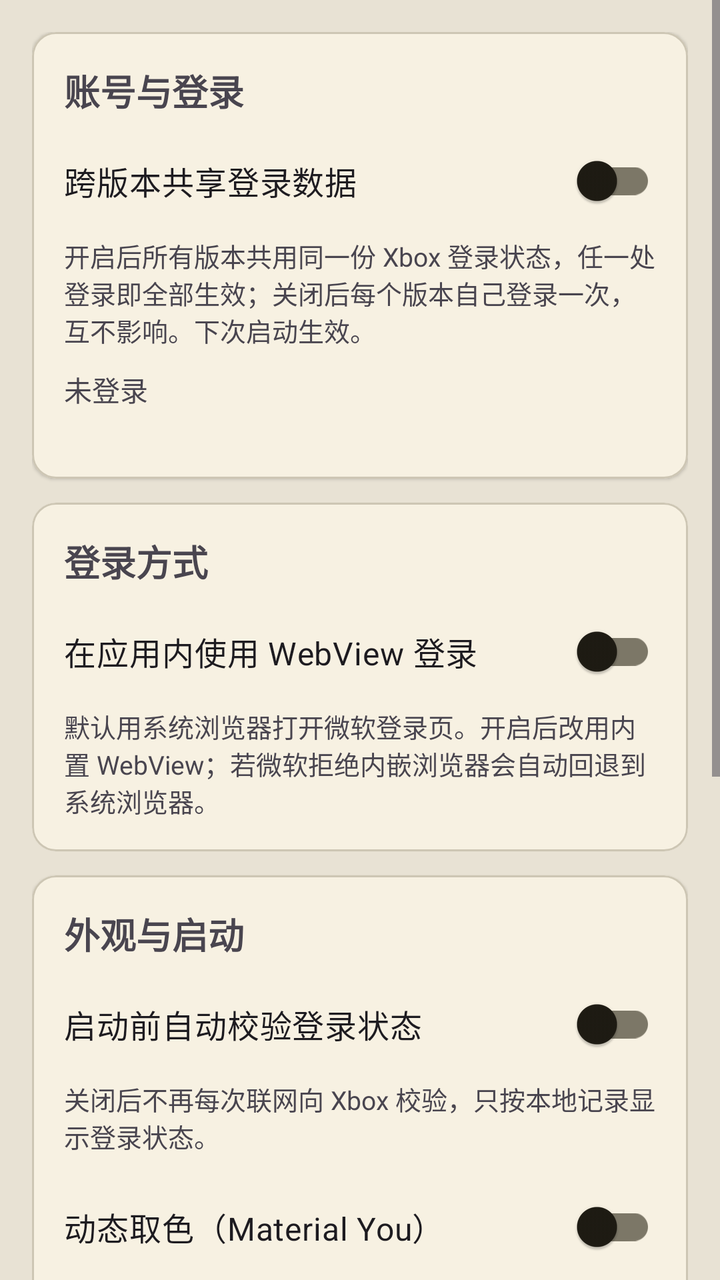
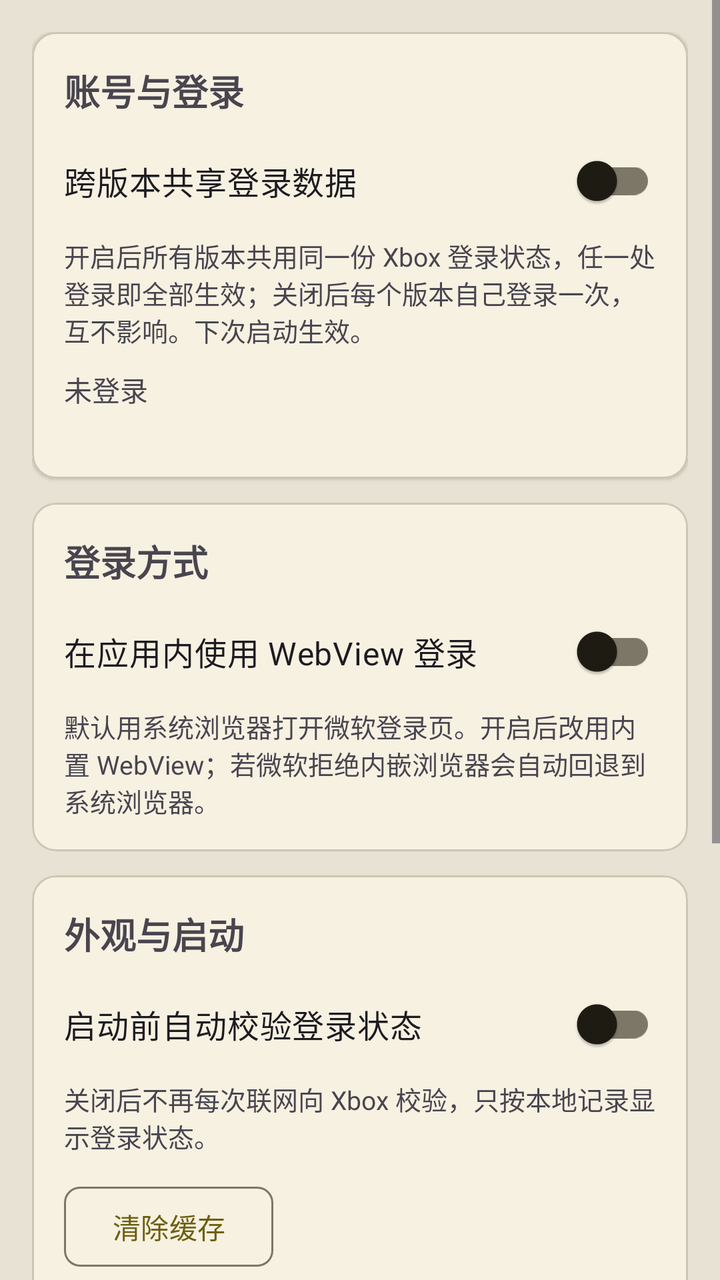

Compare the two renders of this Android layout. The source of the first and the diff that turns it into the second are given below.
<!-- AndroidManifest.xml: application theme AppTheme -->
<!-- res/layout/fragment_setting.xml -->
<?xml version="1.0" encoding="utf-8"?>
<ScrollView xmlns:android="http://schemas.android.com/apk/res/android"
    xmlns:app="http://schemas.android.com/apk/res-auto"
    android:layout_width="match_parent"
    android:layout_height="match_parent"
    android:background="@color/md_theme_surfaceContainerHighest"
    android:fillViewport="true">

    <LinearLayout
        android:layout_width="match_parent"
        android:layout_height="wrap_content"
        android:orientation="vertical"
        android:paddingStart="16dp"
        android:paddingTop="16dp"
        android:paddingEnd="16dp"
        android:paddingBottom="24dp">

        <com.google.android.material.card.MaterialCardView
            android:layout_width="match_parent"
            android:layout_height="wrap_content"
            app:cardCornerRadius="12dp"
            app:cardElevation="1dp">

            <LinearLayout
                android:layout_width="match_parent"
                android:layout_height="wrap_content"
                android:orientation="vertical"
                android:padding="16dp">

                <TextView
                    android:layout_width="wrap_content"
                    android:layout_height="wrap_content"
                    android:text="账号与登录"
                    android:textSize="18sp"
                    android:textStyle="bold" />

                <com.google.android.material.switchmaterial.SwitchMaterial
                    android:id="@+id/identity_share"
                    android:layout_width="match_parent"
                    android:layout_height="wrap_content"
                    android:layout_marginTop="8dp"
                    android:text="跨版本共享登录数据"
                    android:textSize="16sp" />

                <TextView
                    android:id="@+id/identity_summary"
                    android:layout_width="match_parent"
                    android:layout_height="wrap_content"
                    android:layout_marginTop="4dp"
                    android:text="@string/identity_share_summary"
                    android:textColor="?android:attr/textColorSecondary"
                    android:textSize="13sp" />

                <TextView
                    android:id="@+id/account_line"
                    android:layout_width="match_parent"
                    android:layout_height="wrap_content"
                    android:layout_marginTop="10dp"
                    android:text="未登录"
                    android:textSize="14sp" />

                <TextView
                    android:id="@+id/identity_path"
                    android:layout_width="match_parent"
                    android:layout_height="wrap_content"
                    android:layout_marginTop="2dp"
                    android:textIsSelectable="true"
                    android:textSize="12sp"
                    android:typeface="monospace" />
            </LinearLayout>
        </com.google.android.material.card.MaterialCardView>

        <com.google.android.material.card.MaterialCardView
            android:layout_width="match_parent"
            android:layout_height="wrap_content"
            android:layout_marginTop="12dp"
            app:cardCornerRadius="12dp"
            app:cardElevation="1dp">

            <LinearLayout
                android:layout_width="match_parent"
                android:layout_height="wrap_content"
                android:orientation="vertical"
                android:padding="16dp">

                <TextView
                    android:layout_width="wrap_content"
                    android:layout_height="wrap_content"
                    android:text="登录方式"
                    android:textSize="18sp"
                    android:textStyle="bold" />

                <com.google.android.material.switchmaterial.SwitchMaterial
                    android:id="@+id/login_webview"
                    android:layout_width="match_parent"
                    android:layout_height="wrap_content"
                    android:layout_marginTop="8dp"
                    android:text="在应用内使用 WebView 登录"
                    android:textSize="16sp" />

                <TextView
                    android:layout_width="match_parent"
                    android:layout_height="wrap_content"
                    android:layout_marginTop="4dp"
                    android:text="默认用系统浏览器打开微软登录页。开启后改用内置 WebView；若微软拒绝内嵌浏览器会自动回退到系统浏览器。"
                    android:textColor="?android:attr/textColorSecondary"
                    android:textSize="13sp" />
            </LinearLayout>
        </com.google.android.material.card.MaterialCardView>

        <com.google.android.material.card.MaterialCardView
            android:layout_width="match_parent"
            android:layout_height="wrap_content"
            android:layout_marginTop="12dp"
            app:cardCornerRadius="12dp"
            app:cardElevation="1dp">

            <LinearLayout
                android:layout_width="match_parent"
                android:layout_height="wrap_content"
                android:orientation="vertical"
                android:padding="16dp">

                <TextView
                    android:layout_width="wrap_content"
                    android:layout_height="wrap_content"
                    android:text="外观与启动"
                    android:textSize="18sp"
                    android:textStyle="bold" />

                <com.google.android.material.switchmaterial.SwitchMaterial
                    android:id="@+id/auto_validate"
                    android:layout_width="match_parent"
                    android:layout_height="wrap_content"
                    android:layout_marginTop="8dp"
                    android:text="启动前自动校验登录状态"
                    android:textSize="16sp" />

                <TextView
                    android:layout_width="match_parent"
                    android:layout_height="wrap_content"
                    android:layout_marginTop="4dp"
                    android:text="关闭后不再每次联网向 Xbox 校验，只按本地记录显示登录状态。"
                    android:textColor="?android:attr/textColorSecondary"
                    android:textSize="13sp" />

                <com.google.android.material.switchmaterial.SwitchMaterial
                    android:id="@+id/dynamic_color"
                    android:layout_width="match_parent"
                    android:layout_height="wrap_content"
                    android:layout_marginTop="12dp"
                    android:text="动态取色（Material You）"
                    android:textSize="16sp" />

                <TextView
                    android:layout_width="match_parent"
                    android:layout_height="wrap_content"
                    android:layout_marginTop="4dp"
                    android:text="跟随系统壁纸配色，重启应用后生效。"
                    android:textColor="?android:attr/textColorSecondary"
                    android:textSize="13sp" />

                <com.google.android.material.button.MaterialButton
                    android:id="@+id/clear_cache"
                    style="?attr/materialButtonOutlinedStyle"
                    android:layout_width="wrap_content"
                    android:layout_height="wrap_content"
                    android:layout_marginTop="12dp"
                    android:text="清除缓存"
                    app:cornerRadius="8dp" />
            </LinearLayout>
        </com.google.android.material.card.MaterialCardView>

        <com.google.android.material.card.MaterialCardView
            android:layout_width="match_parent"
            android:layout_height="wrap_content"
            android:layout_marginTop="12dp"
            app:cardCornerRadius="12dp"
            app:cardElevation="1dp">

            <LinearLayout
                android:layout_width="match_parent"
                android:layout_height="wrap_content"
                android:orientation="vertical"
                android:padding="16dp">

                <TextView
                    android:layout_width="wrap_content"
                    android:layout_height="wrap_content"
                    android:text="安装与数据"
                    android:textSize="18sp"
                    android:textStyle="bold" />

                <TextView
                    android:id="@+id/version_line"
                    android:layout_width="match_parent"
                    android:layout_height="wrap_content"
                    android:layout_marginTop="8dp"
                    android:text="版本：—"
                    android:textSize="14sp" />

                <TextView
                    android:id="@+id/instance_path"
                    android:layout_width="match_parent"
                    android:layout_height="wrap_content"
                    android:layout_marginTop="2dp"
                    android:textIsSelectable="true"
                    android:textSize="12sp"
                    android:typeface="monospace" />
            </LinearLayout>
        </com.google.android.material.card.MaterialCardView>

        <com.google.android.material.card.MaterialCardView
            android:layout_width="match_parent"
            android:layout_height="wrap_content"
            android:layout_marginTop="12dp"
            app:cardCornerRadius="12dp"
            app:cardElevation="1dp">

            <LinearLayout
                android:layout_width="match_parent"
                android:layout_height="wrap_content"
                android:orientation="vertical"
                android:padding="16dp">

                <TextView
                    android:layout_width="wrap_content"
                    android:layout_height="wrap_content"
                    android:text="运行时"
                    android:textSize="18sp"
                    android:textStyle="bold" />

                <TextView
                    android:id="@+id/runtime_line"
                    android:layout_width="match_parent"
                    android:layout_height="wrap_content"
                    android:layout_marginTop="8dp"
                    android:text="运行时未启动"
                    android:textSize="14sp" />

                <TextView
                    android:id="@+id/hook_line"
                    android:layout_width="match_parent"
                    android:layout_height="wrap_content"
                    android:layout_marginTop="2dp"
                    android:textColor="?android:attr/textColorSecondary"
                    android:textSize="13sp" />

                <com.google.android.material.button.MaterialButton
                    android:id="@+id/rescan_plugins"
                    style="?attr/materialButtonOutlinedStyle"
                    android:layout_width="wrap_content"
                    android:layout_height="wrap_content"
                    android:layout_marginTop="10dp"
                    android:text="重新扫描插件"
                    app:cornerRadius="8dp" />
            </LinearLayout>
        </com.google.android.material.card.MaterialCardView>
    </LinearLayout>
</ScrollView>
<!-- resources referenced by this layout -->
<resources>
  <color name="md_theme_surfaceContainerHighest">#E8E2D4</color>
  <string name="identity_share_summary">开启后所有版本共用同一份 Xbox 登录状态，任一处登录即全部生效；关闭后每个版本自己登录一次，互不影响。下次启动生效。</string>
  <color name="md_theme_primary">#6D5E0F</color>
  <color name="md_theme_onPrimary">#FFFFFF</color>
  <color name="md_theme_primaryContainer">#F8E287</color>
  <color name="md_theme_onPrimaryContainer">#534600</color>
  <color name="md_theme_secondary">#665E40</color>
  <color name="md_theme_onSecondary">#FFFFFF</color>
  <color name="md_theme_secondaryContainer">#EEE2BC</color>
  <color name="md_theme_onSecondaryContainer">#4E472A</color>
  <color name="md_theme_tertiary">#43664E</color>
  <color name="md_theme_onTertiary">#FFFFFF</color>
  <color name="md_theme_tertiaryContainer">#C5ECCE</color>
  <color name="md_theme_onTertiaryContainer">#2C4E38</color>
  <color name="md_theme_error">#BA1A1A</color>
  <color name="md_theme_onError">#FFFFFF</color>
  <color name="md_theme_errorContainer">#FFDAD6</color>
  <color name="md_theme_onErrorContainer">#93000A</color>
  <color name="md_theme_background">#FFF9EE</color>
  <color name="md_theme_onBackground">#1E1B13</color>
  <color name="md_theme_surface">#FFF9EE</color>
  <color name="md_theme_onSurface">#1E1B13</color>
  <color name="md_theme_surfaceVariant">#EAE2D0</color>
  <color name="md_theme_onSurfaceVariant">#4B4739</color>
  <color name="md_theme_outline">#7C7767</color>
  <color name="md_theme_outlineVariant">#CDC6B4</color>
  <color name="md_theme_inverseSurface">#333027</color>
  <color name="md_theme_inverseOnSurface">#F7F0E2</color>
  <color name="md_theme_inversePrimary">#DBC66E</color>
  <color name="md_theme_primaryFixed">#F8E287</color>
  <color name="md_theme_onPrimaryFixed">#221B00</color>
  <color name="md_theme_primaryFixedDim">#DBC66E</color>
  <color name="md_theme_onPrimaryFixedVariant">#534600</color>
  <color name="md_theme_secondaryFixed">#EEE2BC</color>
  <color name="md_theme_onSecondaryFixed">#211B04</color>
  <color name="md_theme_secondaryFixedDim">#D1C6A1</color>
  <color name="md_theme_onSecondaryFixedVariant">#4E472A</color>
  <color name="md_theme_tertiaryFixed">#C5ECCE</color>
  <color name="md_theme_onTertiaryFixed">#00210F</color>
  <color name="md_theme_tertiaryFixedDim">#A9D0B3</color>
  <color name="md_theme_onTertiaryFixedVariant">#2C4E38</color>
  <color name="md_theme_surfaceDim">#E0D9CC</color>
  <color name="md_theme_surfaceBright">#FFF9EE</color>
  <color name="md_theme_surfaceContainerLowest">#FFFFFF</color>
  <color name="md_theme_surfaceContainerLow">#FAF3E5</color>
  <color name="md_theme_surfaceContainer">#F4EDDF</color>
  <color name="md_theme_surfaceContainerHigh">#EEE8DA</color>
  <!-- unchanged entries left out for length: 1 -->
</resources>

<!-- the commit's change to res/layout/fragment_setting.xml (unified diff, before → after) -->
@@ -30,7 +30,7 @@
                 <TextView
                     android:layout_width="wrap_content"
                     android:layout_height="wrap_content"
-                    android:text="账号与登录"
+                    android:text="@string/account_section_header"
                     android:textSize="18sp"
                     android:textStyle="bold" />
 
@@ -39,7 +39,7 @@
                     android:layout_width="match_parent"
                     android:layout_height="wrap_content"
                     android:layout_marginTop="8dp"
-                    android:text="跨版本共享登录数据"
+                    android:text="@string/account_share_toggle"
                     android:textSize="16sp" />
 
                 <TextView
@@ -56,7 +56,7 @@
                     android:layout_width="match_parent"
                     android:layout_height="wrap_content"
                     android:layout_marginTop="10dp"
-                    android:text="未登录"
+                    android:text="@string/account_not_signed_in"
                     android:textSize="14sp" />
 
                 <TextView
@@ -86,7 +86,7 @@
                 <TextView
                     android:layout_width="wrap_content"
                     android:layout_height="wrap_content"
-                    android:text="登录方式"
+                    android:text="@string/account_login_method_header"
                     android:textSize="18sp"
                     android:textStyle="bold" />
 
@@ -95,36 +95,36 @@
                     android:layout_width="match_parent"
                     android:layout_height="wrap_content"
                     android:layout_marginTop="8dp"
-                    android:text="在应用内使用 WebView 登录"
+                    android:text="@string/account_webview_toggle"
                     android:textSize="16sp" />
 
                 <TextView
                     android:layout_width="match_parent"
                     android:layout_height="wrap_content"
                     android:layout_marginTop="4dp"
-                    android:text="默认用系统浏览器打开微软登录页。开启后改用内置 WebView；若微软拒绝内嵌浏览器会自动回退到系统浏览器。"
-                    android:textColor="?android:attr/textColorSecondary"
-                    android:textSize="13sp" />
-            </LinearLayout>
-        </com.google.android.material.card.MaterialCardView>
-
-        <com.google.android.material.card.MaterialCardView
-            android:layout_width="match_parent"
-            android:layout_height="wrap_content"
-            android:layout_marginTop="12dp"
-            app:cardCornerRadius="12dp"
-            app:cardElevation="1dp">
-
-            <LinearLayout
-                android:layout_width="match_parent"
-                android:layout_height="wrap_content"
-                android:orientation="vertical"
-                android:padding="16dp">
-
-                <TextView
-                    android:layout_width="wrap_content"
-                    android:layout_height="wrap_content"
-                    android:text="外观与启动"
+                    android:text="@string/account_webview_summary"
+                    android:textColor="?android:attr/textColorSecondary"
+                    android:textSize="13sp" />
+            </LinearLayout>
+        </com.google.android.material.card.MaterialCardView>
+
+        <com.google.android.material.card.MaterialCardView
+            android:layout_width="match_parent"
+            android:layout_height="wrap_content"
+            android:layout_marginTop="12dp"
+            app:cardCornerRadius="12dp"
+            app:cardElevation="1dp">
+
+            <LinearLayout
+                android:layout_width="match_parent"
+                android:layout_height="wrap_content"
+                android:orientation="vertical"
+                android:padding="16dp">
+
+                <TextView
+                    android:layout_width="wrap_content"
+                    android:layout_height="wrap_content"
+                    android:text="@string/setting_appearance_header"
                     android:textSize="18sp"
                     android:textStyle="bold" />
 
@@ -133,30 +133,14 @@
                     android:layout_width="match_parent"
                     android:layout_height="wrap_content"
                     android:layout_marginTop="8dp"
-                    android:text="启动前自动校验登录状态"
+                    android:text="@string/setting_auto_validate_toggle"
                     android:textSize="16sp" />
 
                 <TextView
                     android:layout_width="match_parent"
                     android:layout_height="wrap_content"
                     android:layout_marginTop="4dp"
-                    android:text="关闭后不再每次联网向 Xbox 校验，只按本地记录显示登录状态。"
-                    android:textColor="?android:attr/textColorSecondary"
-                    android:textSize="13sp" />
-
-                <com.google.android.material.switchmaterial.SwitchMaterial
-                    android:id="@+id/dynamic_color"
-                    android:layout_width="match_parent"
-                    android:layout_height="wrap_content"
-                    android:layout_marginTop="12dp"
-                    android:text="动态取色（Material You）"
-                    android:textSize="16sp" />
-
-                <TextView
-                    android:layout_width="match_parent"
-                    android:layout_height="wrap_content"
-                    android:layout_marginTop="4dp"
-                    android:text="跟随系统壁纸配色，重启应用后生效。"
+                    android:text="@string/setting_auto_validate_summary"
                     android:textColor="?android:attr/textColorSecondary"
                     android:textSize="13sp" />
 
@@ -166,7 +150,7 @@
                     android:layout_width="wrap_content"
                     android:layout_height="wrap_content"
                     android:layout_marginTop="12dp"
-                    android:text="清除缓存"
+                    android:text="@string/setting_clear_cache_button"
                     app:cornerRadius="8dp" />
             </LinearLayout>
         </com.google.android.material.card.MaterialCardView>
@@ -187,7 +171,7 @@
                 <TextView
                     android:layout_width="wrap_content"
                     android:layout_height="wrap_content"
-                    android:text="安装与数据"
+                    android:text="@string/setting_install_data_header"
                     android:textSize="18sp"
                     android:textStyle="bold" />
 
@@ -196,7 +180,7 @@
                     android:layout_width="match_parent"
                     android:layout_height="wrap_content"
                     android:layout_marginTop="8dp"
-                    android:text="版本：—"
+                    android:text="@string/setting_version_placeholder"
                     android:textSize="14sp" />
 
                 <TextView
@@ -226,7 +210,7 @@
                 <TextView
                     android:layout_width="wrap_content"
                     android:layout_height="wrap_content"
-                    android:text="运行时"
+                    android:text="@string/setting_runtime_header"
                     android:textSize="18sp"
                     android:textStyle="bold" />
 
@@ -235,7 +219,7 @@
                     android:layout_width="match_parent"
                     android:layout_height="wrap_content"
                     android:layout_marginTop="8dp"
-                    android:text="运行时未启动"
+                    android:text="@string/setting_runtime_not_started"
                     android:textSize="14sp" />
 
                 <TextView
@@ -252,7 +236,7 @@
                     android:layout_width="wrap_content"
                     android:layout_height="wrap_content"
                     android:layout_marginTop="10dp"
-                    android:text="重新扫描插件"
+                    android:text="@string/setting_rescan_plugins_button"
                     app:cornerRadius="8dp" />
             </LinearLayout>
         </com.google.android.material.card.MaterialCardView>
<!-- resource entries referenced after the edit -->
@@ -1,7 +1,22 @@
 <!-- resources referenced by this layout -->
 <resources>
   <color name="md_theme_surfaceContainerHighest">#E8E2D4</color>
+  <string name="account_login_method_header">登录方式</string>
+  <string name="account_not_signed_in">未登录</string>
+  <string name="account_section_header">账号与登录</string>
+  <string name="account_share_toggle">跨版本共享登录数据</string>
+  <string name="account_webview_summary">默认用系统浏览器打开微软登录页。开启后改用内置 WebView；若微软拒绝内嵌浏览器会自动回退到系统浏览器。</string>
+  <string name="account_webview_toggle">在应用内使用 WebView 登录</string>
   <string name="identity_share_summary">开启后所有版本共用同一份 Xbox 登录状态，任一处登录即全部生效；关闭后每个版本自己登录一次，互不影响。下次启动生效。</string>
+  <string name="setting_appearance_header">外观与启动</string>
+  <string name="setting_auto_validate_summary">关闭后不再每次联网向 Xbox 校验，只按本地记录显示登录状态。</string>
+  <string name="setting_auto_validate_toggle">启动前自动校验登录状态</string>
+  <string name="setting_clear_cache_button">清除缓存</string>
+  <string name="setting_install_data_header">安装与数据</string>
+  <string name="setting_rescan_plugins_button">重新扫描插件</string>
+  <string name="setting_runtime_header">运行时</string>
+  <string name="setting_runtime_not_started">运行时未启动</string>
+  <string name="setting_version_placeholder">版本：—</string>
   <color name="md_theme_primary">#6D5E0F</color>
   <color name="md_theme_onPrimary">#FFFFFF</color>
   <color name="md_theme_primaryContainer">#F8E287</color>
